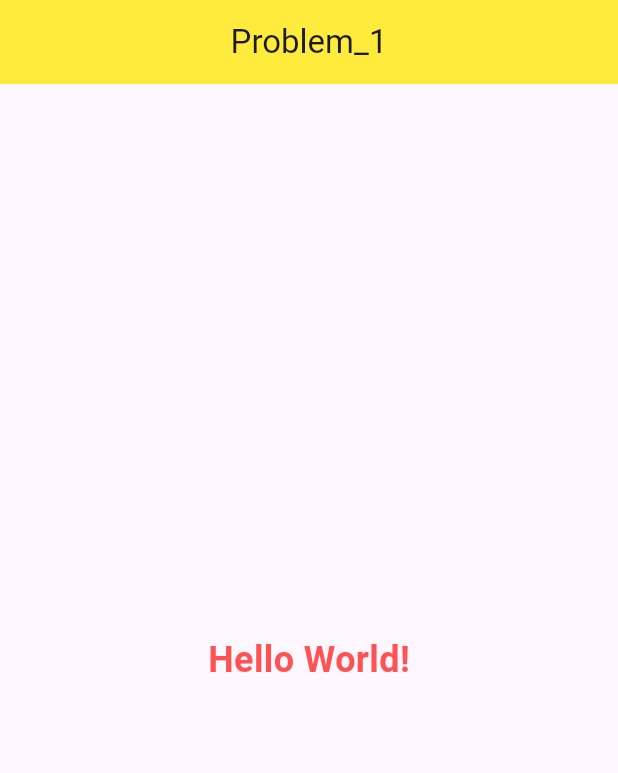
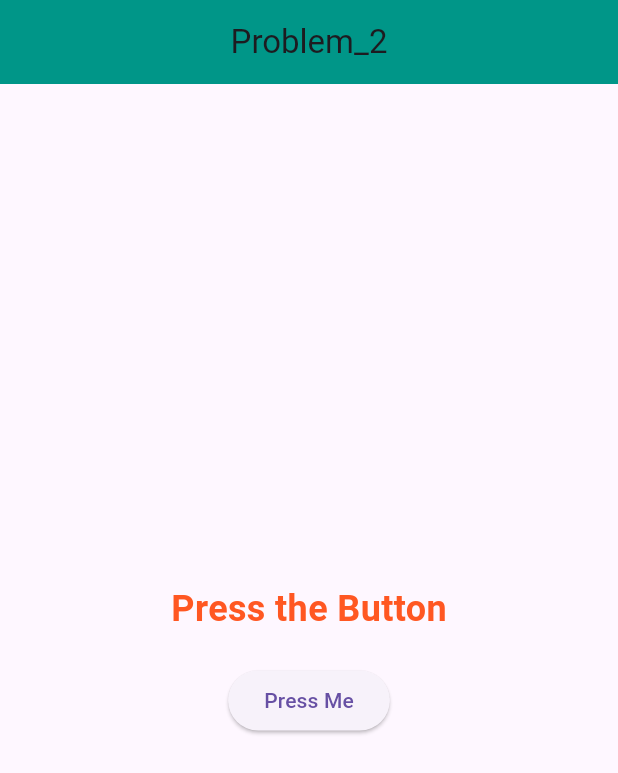
Before and after one commit to momen162/flutterTrackerLab, a Flutter app: the screen it shows after launch, on a phone screen of 412 x 824 dp. Shown: the top 773 px of the screen. Run offline on Flutter 3.47's test engine with Material 3 defaults, Android fonts, the phone set to English and light mode, and no system bars; Roboto replaces fonts that are missing (DMSans-Regular).

Commit message:
Problem2

```diff
--- a/lib/main.dart
+++ b/lib/main.dart
@@ -1,5 +1,6 @@
 import 'package:flutter/material.dart';
-import 'problem_1.dart';
+//import 'problem_1.dart';
+import 'problem_2.dart';
 
 
 void main() {
@@ -13,7 +14,8 @@ class MyApp extends StatelessWidget {
   Widget build(BuildContext context) {
     return MaterialApp(
       debugShowCheckedModeBanner: false,
-      home: Problem_1(),
+      home: //Problem_1(),
+        Problem_2(),
     );
   }
 }
--- /dev/null
+++ b/lib/problem_2.dart
@@ -0,0 +1,49 @@
+import 'package:flutter/material.dart';
+
+class Problem_2 extends StatefulWidget {
+  const Problem_2({super.key});
+
+  @override
+  State<Problem_2> createState() => _Problem_2State();
+}
+
+class _Problem_2State extends State<Problem_2> {
+  String displayText = 'Press the Button';
+
+  void _changeText() {
+    setState(() {
+      displayText = 'Button Pressed';
+    });
+  }
+
+  @override
+  Widget build(BuildContext context) {
+    return Scaffold(
+      appBar: AppBar(
+        title: const Center(child: Text('Problem_2')),
+        backgroundColor: Colors.teal,
+      ),
+      body: Center(
+        child: Column(
+          mainAxisAlignment: MainAxisAlignment.center,
+          children: [
+            Text(
+              displayText,
+              style: const TextStyle(
+                fontSize: 24,
+                fontWeight: FontWeight.bold,
+                color: Colors.deepOrange,
+                fontFamily: 'DMSans-Regular',
+              ),
+            ),
+            const SizedBox(height: 20),
+            ElevatedButton(
+              onPressed: _changeText,
+              child: const Text('Press Me'),
+            ),
+          ],
+        ),
+      ),
+    );
+  }
+}
```
